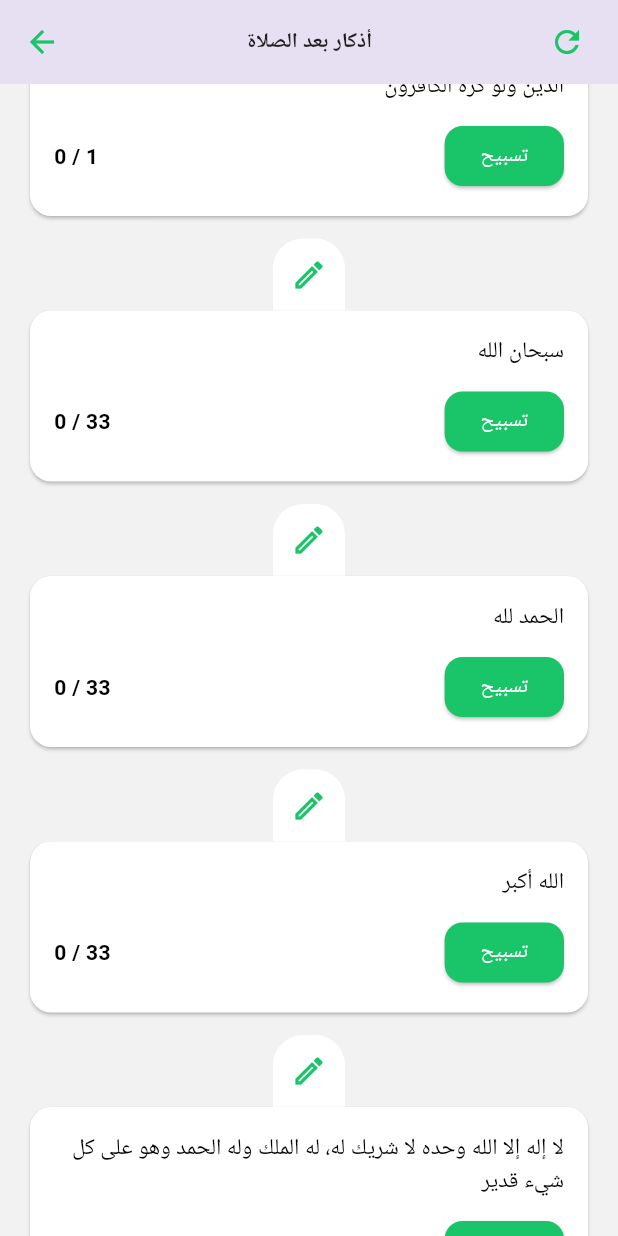
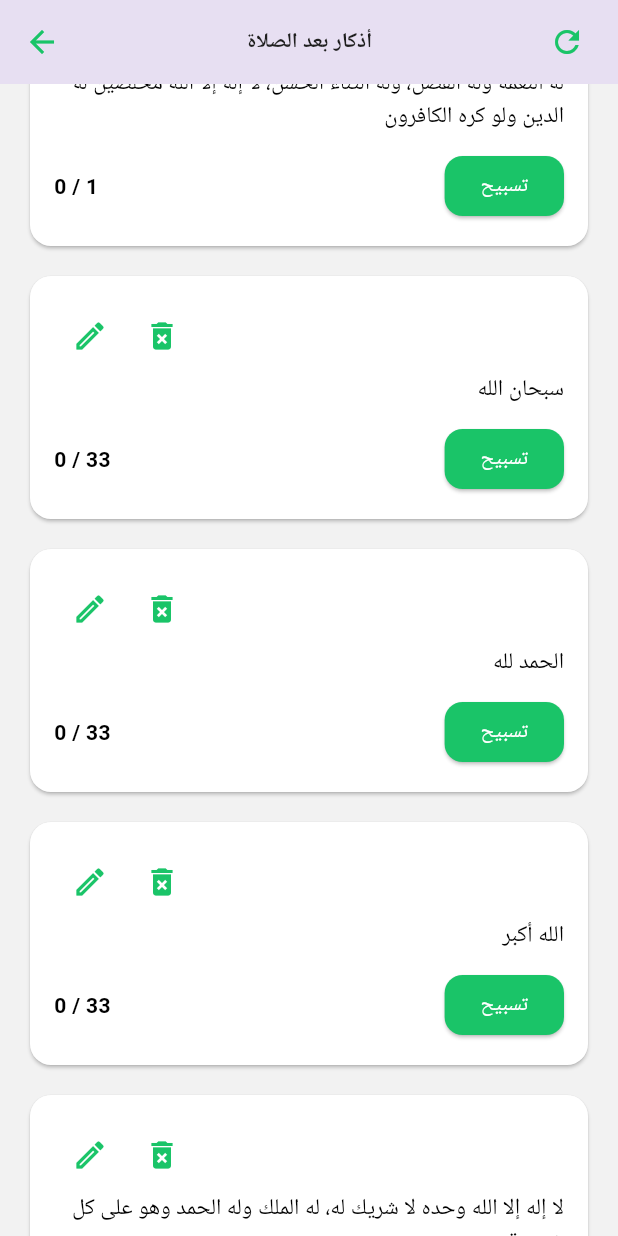
Before and after one commit to eslam281/es28, a Flutter app: the AthkarAP screen opened by its route, scrolled down 576 dp, after a tap on the "edit" icon, on a phone screen of 412 x 824 dp. Run offline on Flutter 3.47's test engine with Material 3 defaults, Android fonts, the phone set to English and light mode, and no system bars; our stand-ins replace animated_splash_screen, audioplayers, connectivity_plus, dartz, flutter_compass, flutter_local_notifications and 6 more; missing offline and left inert: drop_down_list, flutter_background_service; accounts and stored records are empty; network calls fail.

Commit message:
some edit in athkar_SM 4 add option to delete and restore all

```diff
--- a/lib/view/component/athkar/customAthkarCard.dart
+++ b/lib/view/component/athkar/customAthkarCard.dart
@@ -11,41 +11,50 @@ class CustomAthkarCard extends StatelessWidget {
   final bool completed;
   final void Function() onTap;
   final void Function() edit;
+  final void Function() delete;
   const CustomAthkarCard({super.key, required this.elthakr,
     required this.max, required this.count, required this.onTap, required this.completed,
-    required this.textScaler, required this.edit});
+    required this.textScaler, required this.edit, required this.delete});
 
   @override
   Widget build(BuildContext context) {
-    return  Column(
-      children: [
-        Container(
-            margin: null, padding: null,
-          decoration: BoxDecoration(
-            color:context.isDarkMode? Colors.black :Colors.white ,
-            borderRadius: const BorderRadius.vertical(top:Radius.circular(20) ),
+    return Card(
+      margin: const EdgeInsets.symmetric(vertical: 10),
+      shape: RoundedRectangleBorder(
+        borderRadius: BorderRadius.circular(14),
       ),
-            child:IconButton(onPressed:edit,icon: const Icon(Icons.edit_outlined,
-              color: AppColor.secondColor,),)
-        ),
-        Card(
-          margin: const EdgeInsets.only(bottom: 15),
-          shape: RoundedRectangleBorder(
-              borderRadius: BorderRadius.circular(14)),
-          color: completed
-              ? Colors.green.withValues(alpha: 0.15)
-              : null,
+      color: completed ? Colors.green.withValues(alpha: 0.15) : null,
       child: Padding(
         padding: const EdgeInsets.all(16),
         child: Column(
           crossAxisAlignment: CrossAxisAlignment.end,
           children: [
+
+            // ----------  Row of Edit/Delete  ----------
+            Row(
+              children: [
+                IconButton(
+                  onPressed: edit,
+                  icon: const Icon(Icons.edit_outlined, color: AppColor.secondColor),
+                ),
+                IconButton(
+                  onPressed: delete,
+                  icon: const Icon(Icons.delete_forever, color: AppColor.secondColor),
+                ),
+                const Spacer(),
+              ],
+            ),
+
+            // ----------  Text  ----------
             Text(
-                  textDirection:TextDirection.rtl ,
+              textDirection: TextDirection.rtl,
               elthakr,
-                  style: const TextStyle(fontSize: 15),textScaler:TextScaler.linear(textScaler)
+              style: const TextStyle(fontSize: 15),
+              textScaler: TextScaler.linear(textScaler),
             ),
             const SizedBox(height: 12),
+
+            // ----------  Counter + Button ----------
             Row(
               mainAxisAlignment: MainAxisAlignment.spaceBetween,
               children: [
@@ -54,34 +63,35 @@ class CustomAthkarCard extends StatelessWidget {
                   style: TextStyle(
                     color: completed ? Colors.green : null,
                     fontWeight: FontWeight.bold,
-                      ),textScaler:TextScaler.linear(textScaler)
                   ),
+                  textScaler: TextScaler.linear(textScaler),
+                ),
+
                 AnimatedSwitcher(
                   duration: const Duration(milliseconds: 800),
-                      child:completed
-                          ? const Icon(Icons.check_circle,
-                          color: Colors.green)
+                  child: completed
+                      ? const Icon(Icons.check_circle, color: Colors.green)
                       : ElevatedButton(
                     onPressed: onTap,
                     style: ElevatedButton.styleFrom(
                       backgroundColor: AppColor.secondColor,
-                          foregroundColor:context.isDarkMode? Colors.black :Colors.white ,
+                      foregroundColor: context.isDarkMode ? Colors.black : Colors.white,
                       shape: RoundedRectangleBorder(
                         borderRadius: BorderRadius.circular(12),
                       ),
                     ),
-                        child: Text('تسبيح'
-                        ,textScaler:TextScaler.linear(textScaler) ,),
+                    child: Text(
+                      'تسبيح',
+                      textScaler: TextScaler.linear(textScaler),
                     ),
-                    )
-
+                  ),
+                ),
               ],
             )
           ],
         ),
       ),
-        ),
-      ],
     );
+
   }
 }
--- a/lib/view/screen/home/althakr/athkar_AP.dart
+++ b/lib/view/screen/home/althakr/athkar_AP.dart
@@ -93,6 +93,9 @@ class AthkarAP extends StatelessWidget {
                         edit: () {
 
                         },
+                        delete: () {
+
+                        },
                       );
                     },
                   ),
```
Also changed, not shown: lib/controller/althakr/elathaker_controller.dart (+11 -1 lines), lib/view/screen/home/althakr/athkar_SM.dart (+26 -11 lines). Lines whose indentation alone changed are shown as unchanged.
